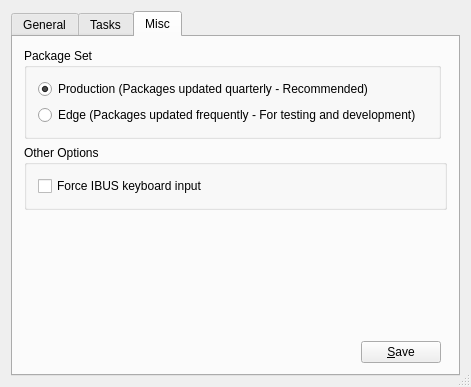
Above: src-qt4/pc-sysmanager/pbsystemtab.ui from trueos/pcbsd before the change. Below: the same form after it.
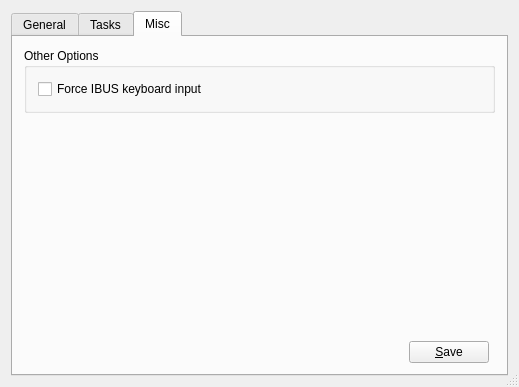
That is the form after the change. The open tabs and pages were chosen to show the change. Icons and pictures are not drawn.

Commit message:
Create a new "Configuration" dialog for the package manager GUI.
Add the ability to switch between Production / Edge in this dialog

Remove the old production / edge dialog from System Manager

```diff
--- a/src-qt4/pc-sysmanager/pbsystemtab.ui
+++ b/src-qt4/pc-sysmanager/pbsystemtab.ui
@@ -6,7 +6,7 @@
    <rect>
     <x>0</x>
     <y>0</y>
-    <width>471</width>
+    <width>519</width>
     <height>387</height>
    </rect>
   </property>
@@ -566,7 +566,7 @@
        <string>Misc</string>
       </attribute>
       <layout class="QGridLayout" name="gridLayout_3">
-       <item row="2" column="0" colspan="3">
+       <item row="1" column="0" colspan="3">
         <spacer name="spacer37">
          <property name="orientation">
           <enum>Qt::Vertical</enum>
@@ -582,14 +582,14 @@
          </property>
         </spacer>
        </item>
-       <item row="3" column="1">
+       <item row="2" column="1">
         <widget class="QPushButton" name="pushMiscSave">
          <property name="text">
           <string>&amp;Save</string>
          </property>
         </widget>
        </item>
-       <item row="3" column="0">
+       <item row="2" column="0">
         <spacer name="horizontalSpacer_9">
          <property name="orientation">
           <enum>Qt::Horizontal</enum>
@@ -602,7 +602,7 @@
          </property>
         </spacer>
        </item>
-       <item row="1" column="0" colspan="3">
+       <item row="0" column="0" colspan="3">
         <widget class="QGroupBox" name="groupBox_6">
          <property name="title">
           <string>Other Options</string>
@@ -618,32 +618,6 @@
          </layout>
         </widget>
        </item>
-       <item row="0" column="0" colspan="2">
-        <widget class="QGroupBox" name="groupBox">
-         <property name="title">
-          <string>Package Set</string>
-         </property>
-         <layout class="QGridLayout" name="gridLayout_20">
-          <item row="0" column="0">
-           <widget class="QRadioButton" name="radioProduction">
-            <property name="text">
-             <string>Production (Packages updated quarterly - Recommended)</string>
-            </property>
-            <property name="checked">
-             <bool>true</bool>
-            </property>
-           </widget>
-          </item>
-          <item row="1" column="0">
-           <widget class="QRadioButton" name="radioEdge">
-            <property name="text">
-             <string>Edge (Packages updated frequently - For testing and development)</string>
-            </property>
-           </widget>
-          </item>
-         </layout>
-        </widget>
-       </item>
       </layout>
      </widget>
     </widget>
```
The commit also changes 8 other files.
